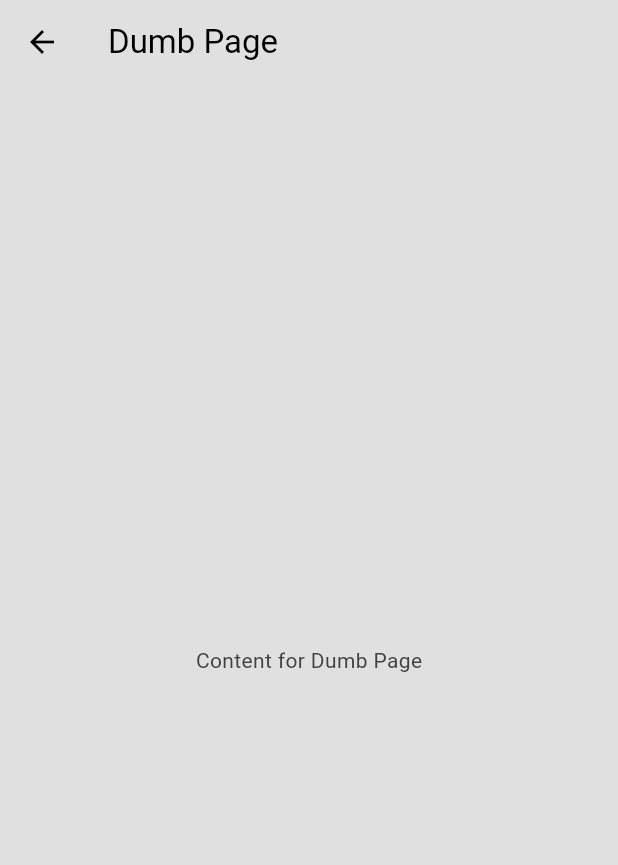
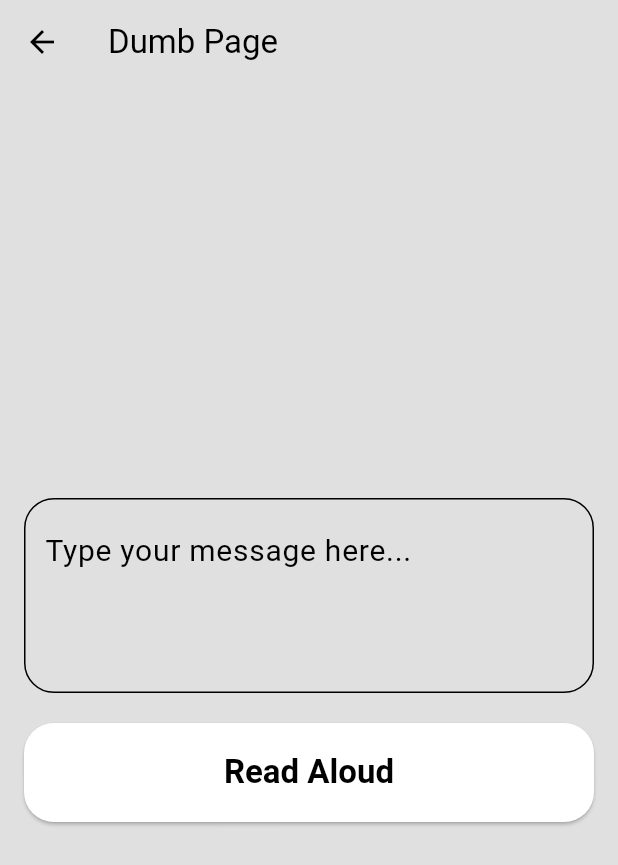
Before and after one commit to Jagjit0306/Myriad, a Flutter app: the DumbPage screen opened by its route, on a phone screen of 412 x 824 dp. Shown: the top 865 px of the screen. Run offline on Flutter 3.47's test engine with Material 3 defaults, Android fonts, the phone set to English and light mode, and no system bars; our stand-ins replace audioplayers, cloud_firestore, dash_chat_2, firebase_auth, firebase_core, flutter_gemini and 5 more; missing offline and left inert: google_maps_webservice; accounts and stored records are empty; generated files the repository leaves out were written again.

Commit message:
design completed "

```diff
--- a/myriad/lib/pages/dumb_page.dart
+++ b/myriad/lib/pages/dumb_page.dart
@@ -1,7 +1,28 @@
 import 'package:flutter/material.dart';
+import 'package:flutter_tts/flutter_tts.dart';
+import 'package:myriad/themes/light_mode.dart'; // Import your theme file
 
-class DumbPage extends StatelessWidget {
+class DumbPage extends StatefulWidget {
   const DumbPage({super.key});
+
+  @override
+  State<DumbPage> createState() => _DumbPageState();
+}
+
+class _DumbPageState extends State<DumbPage> {
+  final FlutterTts _flutterTts = FlutterTts();
+  final TextEditingController _controller = TextEditingController();
+
+  Future<void> _speak(String text) async {
+    await _flutterTts.setLanguage("en-US");
+    await _flutterTts.setPitch(1.0);
+    await _flutterTts.speak(text);
+  }
+
+//   Future<void> _checkAvailableLanguages() async {
+//     var languages = await _flutterTts.getLanguages;
+//     print("Available languages: $languages");
+//   }
 
   @override
   Widget build(BuildContext context) {
@@ -9,8 +30,65 @@ class DumbPage extends StatelessWidget {
       appBar: AppBar(
         title: const Text('Dumb Page'),
       ),
-      body: Center(
-        child: const Text('Content for Dumb Page'),
+      body: Padding(
+        padding: const EdgeInsets.all(16.0),
+        child: Column(
+          mainAxisAlignment: MainAxisAlignment.center,
+          children: [
+            TextField(
+              controller: _controller,
+              decoration: InputDecoration(
+                filled: true,
+                fillColor: Theme.of(context).colorScheme.surface,
+                hintText: 'Type your message here...',
+                border: OutlineInputBorder(
+                  borderRadius: BorderRadius.circular(20),
+                  borderSide: BorderSide(
+                    color: Theme.of(context).colorScheme.onSurface,
+                  ),
+                ),
+                focusedBorder: OutlineInputBorder(
+                  borderRadius: BorderRadius.circular(20),
+                  borderSide: BorderSide(
+                    color: Theme.of(context).colorScheme.secondary,
+                  ),
+                ),
+                contentPadding: const EdgeInsets.symmetric(vertical: 20, horizontal: 10),
+              ),
+              maxLines: 3,
+              style: TextStyle(fontSize: 20),
+              textAlignVertical: TextAlignVertical.center,
+            ),
+            const SizedBox(height: 20),
+            SizedBox(
+              width: double.infinity,
+              child: ElevatedButton(
+                onPressed: () {
+                  String text = _controller.text;
+                  if (text.isNotEmpty) {
+                    _speak(text);
+                  }
+                },
+                style: ElevatedButton.styleFrom(
+                  backgroundColor: Colors.white,
+                  foregroundColor: Theme.of(context).colorScheme.primary,
+                  shape: RoundedRectangleBorder(
+                    borderRadius: BorderRadius.circular(20),
+                  ),
+                  padding: const EdgeInsets.symmetric(vertical: 20),
+                  textStyle: const TextStyle(fontSize: 22),
+                ),
+                child: const Text(
+                  'Read Aloud',
+                  style: TextStyle(
+                    color: Colors.black,
+                    fontWeight: FontWeight.bold,
+                  ),
+                ),
+              ),
+            ),
+          ],
+        ),
       ),
     );
   }
--- a/myriad/pubspec.yaml
+++ b/myriad/pubspec.yaml
@@ -22,6 +22,7 @@ dependencies:
   http: ^0.13.6
   url_launcher: ^6.0.20
   audioplayers: ^6.1.0
+  flutter_tts: ^3.4.0
 
 dev_dependencies:
   flutter_test:
```
